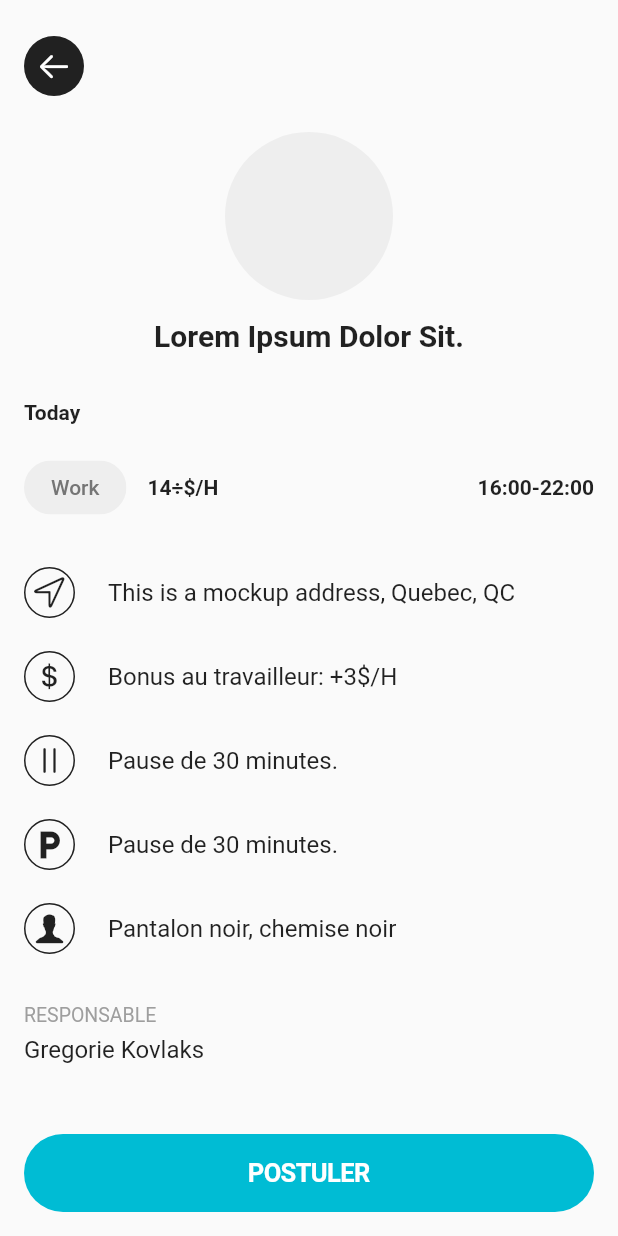
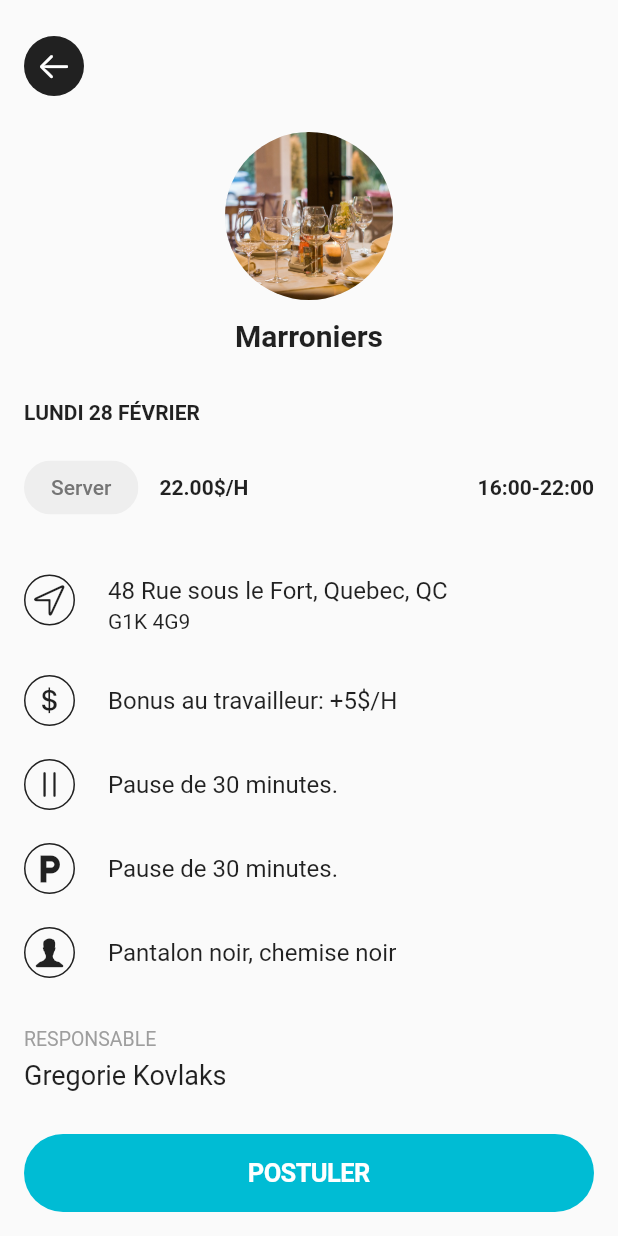
Before and after one commit to thorvalld/flutter-tech-test, a Flutter app: the screen it shows after launch, after a tap on "Marroniers", on a phone screen of 412 x 824 dp. Run offline on Flutter 3.47's test engine with Material 2 defaults, Android fonts, the phone set to English and light mode, and no system bars.

Commit message:
added local state management for list, minor improvements

```diff
--- a/lib/ui/pages/shift_details.dart
+++ b/lib/ui/pages/shift_details.dart
@@ -1,15 +1,39 @@
 import 'package:flutter/cupertino.dart';
 import 'package:flutter/material.dart';
 import 'package:flutter_tech_test/utils/app_strings.dart';
+import 'package:intl/date_symbol_data_local.dart';
+import 'package:intl/intl.dart';
 
 class ShiftDetails extends StatefulWidget {
-  const ShiftDetails({Key? key}) : super(key: key);
+  final String? company;
+  final String? position;
+  final String? date;
+  final String? hourlyRate;
+  final String? bonusRate;
+  const ShiftDetails({Key? key, this.position, this.date, this.hourlyRate, this.company, this.bonusRate}) : super(key: key);
 
   @override
   State<ShiftDetails> createState() => _ShiftDetailsState();
 }
 
 class _ShiftDetailsState extends State<ShiftDetails> {
+  //Convert String time and date to DateTime object
+  String timestampToReadable(String providedTimestamp) {
+    initializeDateFormatting('fr');
+    DateTime? formatted = DateTime.tryParse(providedTimestamp);
+    String readableDate = DateFormat.MMMMEEEEd('fr').format(formatted!);
+    return readableDate.toUpperCase();
+  }
+
+  //Check if the date given is today, if yes return true
+  bool isToday(String providedTimestamp){
+    final now = DateTime.now();
+    DateTime? formatted = DateTime.tryParse(providedTimestamp);
+    final today = DateTime(now.year, now.month, now.day);
+    final toCheck = DateTime(formatted!.year, formatted.month, formatted.day);
+    return today == toCheck;
+  }
+
   @override
   Widget build(BuildContext context) {
     return Scaffold(
@@ -36,16 +60,17 @@ class _ShiftDetailsState extends State<ShiftDetails> {
               CircleAvatar(
                 radius: 56,
                 backgroundColor: Colors.grey.shade200,
+                foregroundImage: const AssetImage("assets/images/stock.jpg"),
               ),
               const SizedBox(height: 12,),
-              const Text('Lorem Ipsum Dolor Sit.', style: TextStyle(color: Colors.black87, fontSize: 20, fontWeight: FontWeight.w700),),
+              Text('${widget.company}', style: const TextStyle(color: Colors.black87, fontSize: 20, fontWeight: FontWeight.w700),),
               const SizedBox(height: 32,),
               Container(
                 margin: const EdgeInsets.symmetric(horizontal: 16,),
                 child: Row(
                   mainAxisAlignment: MainAxisAlignment.start,
-                  children: const [
-                    Text('Today', style: TextStyle(color: Colors.black87, fontWeight: FontWeight.bold),)
+                  children: [
+                    Text(isToday(widget.date!) ? AppStrings.todayStr : timestampToReadable(widget.date!), style: TextStyle(color: isToday(widget.date!) ? Colors.redAccent : Colors.black87, fontWeight: FontWeight.bold),)
                   ],
                 ),
               ),
@@ -58,9 +83,9 @@ class _ShiftDetailsState extends State<ShiftDetails> {
                     Chip(
                         backgroundColor: Colors.grey.shade200,
                         labelPadding: const EdgeInsets.symmetric(horizontal: 14, vertical: 2),
-                        label: Text('Work', style: TextStyle(color: Colors.grey.shade600,),)),
+                        label: Text('${widget.position}', style: TextStyle(color: Colors.grey.shade600,),)),
                     const SizedBox(width: 14,),
-                    const Text('14÷\$/H', style: TextStyle(color: Colors.black87, fontWeight: FontWeight.bold),),
+                    Text('${widget.hourlyRate}\$/H', style: const TextStyle(color: Colors.black87, fontWeight: FontWeight.bold),),
                     const Spacer(),
                     const Text('16:00-22:00', style: TextStyle(color: Colors.black87, fontWeight: FontWeight.bold),),
                   ],
@@ -76,7 +101,8 @@ class _ShiftDetailsState extends State<ShiftDetails> {
                       border: Border.all(width: 1, color: Colors.black87, style: BorderStyle.solid)
                     ),
                     child: const Icon(CupertinoIcons.location, color: Colors.black87,)),
-                title: const Text('This is a mockup address, Quebec, QC', style: TextStyle(color: Colors.black87,),),
+                title: const Text('48 Rue sous le Fort, Quebec, QC', style: TextStyle(color: Colors.black87,),),
+                subtitle: const Text('G1K 4G9', style: TextStyle(color: Colors.black87,),),
               ),
               ListTile(
                 onTap: null,
@@ -87,7 +113,7 @@ class _ShiftDetailsState extends State<ShiftDetails> {
                         border: Border.all(width: 1, color: Colors.black87, style: BorderStyle.solid)
                     ),
                     child: const Icon(CupertinoIcons.money_dollar, color: Colors.black87,)),
-                title: const Text('Bonus au travailleur: +3\$/H', style: TextStyle(color: Colors.black87,),),
+                title: Text('Bonus au travailleur: +${widget.bonusRate}\$/H', style: const TextStyle(color: Colors.black87,),),
               ),
               ListTile(
                 onTap: null,
@@ -136,7 +162,7 @@ class _ShiftDetailsState extends State<ShiftDetails> {
                 margin: const EdgeInsets.symmetric(horizontal: 16,),
                 child: Row(
                   children: const [
-                    Text('Gregorie Kovlaks', style: TextStyle(color: Colors.black87, fontSize: 16),),
+                    Text('Gregorie Kovlaks', style: TextStyle(color: Colors.black87, fontSize: 18),),
                   ],
                 ),
               ),
--- a/lib/ui/pages/shifts_screen.dart
+++ b/lib/ui/pages/shifts_screen.dart
@@ -88,14 +88,20 @@ class _ShiftScreenState extends State<ShiftScreen> {
                           itemBuilder: (context, index){
                             return InkWell(
                                 onTap: (){
-                                  Navigator.push(context, CupertinoPageRoute(builder: (context) => const ShiftDetails()));
+                                  Navigator.push(context, CupertinoPageRoute(builder: (context) => ShiftDetails(
+                                    company: snapshot.data![index]["company"],
+                                    date: snapshot.data![index]["start_at"],
+                                    hourlyRate: snapshot.data![index]["buy_price"],
+                                    bonusRate: snapshot.data![index]["bonus"].toString(),
+                                    position: snapshot.data![index]["post_name"],
+                                  )));
                                 },
                                 child: ShiftCard(
                                   employer: snapshot.data![index]["company"],
                                   startDate: snapshot.data![index]["start_at"],
                                   position: snapshot.data![index]["post_name"],
                                   hourlyRate: snapshot.data![index]["buy_price"],
-                                  startEnd: snapshot.data![index]["- - -"],
+                                  startEnd: "N/A",
                                   bonusRate: snapshot.data![index]["bonus"].toString(),
                                 ));
                           }),
--- a/lib/ui/widgets/shift_card.dart
+++ b/lib/ui/widgets/shift_card.dart
@@ -14,6 +14,24 @@ class ShiftCard extends StatelessWidget {
 
   @override
   Widget build(BuildContext context) {
+
+    //Convert String time and date to DateTime object
+    String timestampToReadable(String providedTimestamp) {
+      initializeDateFormatting('fr');
+      DateTime? formatted = DateTime.tryParse(providedTimestamp);
+      String readableDate = DateFormat.MMMMEEEEd('fr').format(formatted!);
+      return readableDate.toUpperCase();
+    }
+
+    //Check if the date given is today, if yes return true
+    bool isToday(String providedTimestamp){
+      final now = DateTime.now();
+      DateTime? formatted = DateTime.tryParse(providedTimestamp);
+      final today = DateTime(now.year, now.month, now.day);
+      final toCheck = DateTime(formatted!.year, formatted.month, formatted.day);
+      return today == toCheck;
+    }
+
     return Container(
       width: double.maxFinite,
       padding: const EdgeInsets.only(left: 16, right: 16, bottom: 12, top: 22),
@@ -68,19 +86,4 @@ class ShiftCard extends StatelessWidget {
       ),
     );
   }
-  String timestampToReadable(String providedTimestamp) {
-    initializeDateFormatting('fr');
-    DateTime? formatted = DateTime.tryParse(providedTimestamp);
-    String readableDate = DateFormat.MMMMEEEEd('fr').format(formatted!);
-    return readableDate.toUpperCase();
-  }
-
-  bool isToday(String providedTimestamp){
-    final now = DateTime.now();
-    DateTime? formatted = DateTime.tryParse(providedTimestamp);
-    final today = DateTime(now.year, now.month, now.day);
-    final toCheck = DateTime(formatted!.year, formatted.month, formatted.day);
-    return today == toCheck;
-  }
-
 }
--- a/pubspec.yaml
+++ b/pubspec.yaml
@@ -61,6 +61,7 @@ flutter:
   # To add assets to your application, add an assets section, like this:
   assets:
     - assets/data/
+    - assets/images/
   #   - images/a_dot_ham.jpeg
 
   # An image asset can refer to one or more resolution-specific "variants", see
```
Also changed, not shown: assets/images/stock.jpg (added).
